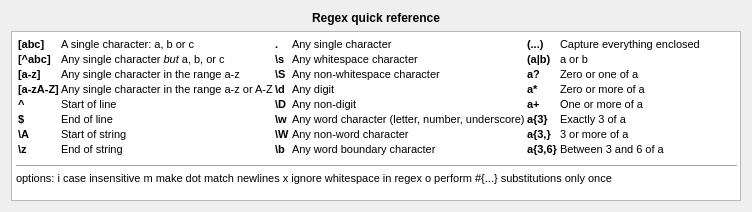
blurstudio/PrEditor, file blurdev/gui/widgets/pyularwidget/ui/regexrefdialog.ui: the form before one commit.
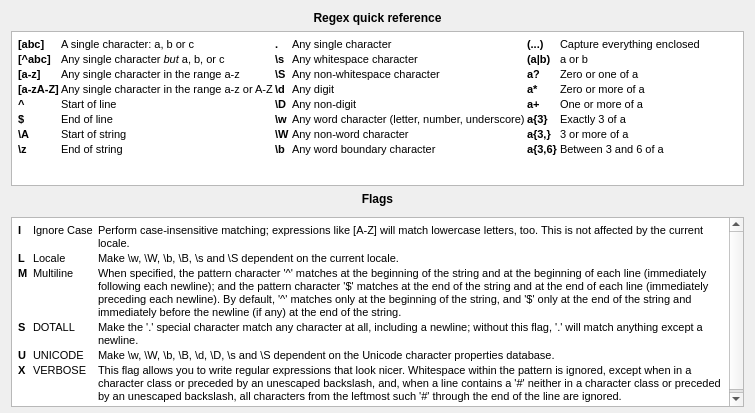
The form after the commit.

Commit message: Now supports much more of the python re module, including all match types, and flags for match types that support them. Supports python's groups functionality

```diff
--- a/blurdev/gui/widgets/pyularwidget/ui/regexrefdialog.ui
+++ b/blurdev/gui/widgets/pyularwidget/ui/regexrefdialog.ui
@@ -6,16 +6,28 @@
    <rect>
     <x>0</x>
     <y>0</y>
-    <width>752</width>
-    <height>212</height>
+    <width>755</width>
+    <height>407</height>
    </rect>
   </property>
   <property name="sizePolicy">
-   <sizepolicy hsizetype="Fixed" vsizetype="Fixed">
+   <sizepolicy hsizetype="Fixed" vsizetype="Maximum">
     <horstretch>0</horstretch>
     <verstretch>0</verstretch>
    </sizepolicy>
   </property>
+  <property name="minimumSize">
+   <size>
+    <width>755</width>
+    <height>0</height>
+   </size>
+  </property>
+  <property name="maximumSize">
+   <size>
+    <width>755</width>
+    <height>407</height>
+   </size>
+  </property>
   <property name="windowTitle">
    <string>Regex Ref Dialog</string>
   </property>
@@ -38,6 +50,24 @@
    </item>
    <item>
     <widget class="QTextEdit" name="uiReffTXT">
+     <property name="sizePolicy">
+      <sizepolicy hsizetype="Expanding" vsizetype="Maximum">
+       <horstretch>0</horstretch>
+       <verstretch>0</verstretch>
+      </sizepolicy>
+     </property>
+     <property name="minimumSize">
+      <size>
+       <width>0</width>
+       <height>155</height>
+      </size>
+     </property>
+     <property name="maximumSize">
+      <size>
+       <width>16777215</width>
+       <height>155</height>
+      </size>
+     </property>
      <property name="readOnly">
       <bool>true</bool>
      </property>
@@ -150,9 +180,97 @@
 &lt;td&gt;
 &lt;p style=&quot; margin-top:0px; margin-bottom:0px; margin-left:0px; margin-right:0px; -qt-block-indent:0; text-indent:0px;&quot;&gt;&lt;span style=&quot; font-family:'Courier New,courier'; font-size:8pt; font-weight:600;&quot;&gt;a{3,6}&lt;/span&gt;&lt;/p&gt;&lt;/td&gt;
 &lt;td&gt;
-&lt;p style=&quot; margin-top:0px; margin-bottom:0px; margin-left:0px; margin-right:0px; -qt-block-indent:0; text-indent:0px;&quot;&gt;&lt;span style=&quot; font-size:8pt;&quot;&gt;Between 3 and 6 of a&lt;/span&gt;&lt;/p&gt;&lt;/td&gt;&lt;/tr&gt;&lt;/table&gt;
-&lt;hr /&gt;
-&lt;p style=&quot; margin-top:0px; margin-bottom:0px; margin-left:0px; margin-right:0px; -qt-block-indent:0; text-indent:0px;&quot;&gt;&lt;span style=&quot; font-size:8pt;&quot;&gt;options: &lt;/span&gt;&lt;span style=&quot; font-family:'Courier New,courier'; font-size:8pt;&quot;&gt;i&lt;/span&gt;&lt;span style=&quot; font-size:8pt;&quot;&gt; case insensitive &lt;/span&gt;&lt;span style=&quot; font-family:'Courier New,courier'; font-size:8pt;&quot;&gt;m&lt;/span&gt;&lt;span style=&quot; font-size:8pt;&quot;&gt; make dot match newlines &lt;/span&gt;&lt;span style=&quot; font-family:'Courier New,courier'; font-size:8pt;&quot;&gt;x&lt;/span&gt;&lt;span style=&quot; font-size:8pt;&quot;&gt; ignore whitespace in regex &lt;/span&gt;&lt;span style=&quot; font-family:'Courier New,courier'; font-size:8pt;&quot;&gt;o&lt;/span&gt;&lt;span style=&quot; font-size:8pt;&quot;&gt; perform #{...} substitutions only once&lt;/span&gt;&lt;/p&gt;&lt;/body&gt;&lt;/html&gt;</string>
+&lt;p style=&quot; margin-top:0px; margin-bottom:0px; margin-left:0px; margin-right:0px; -qt-block-indent:0; text-indent:0px;&quot;&gt;&lt;span style=&quot; font-size:8pt;&quot;&gt;Between 3 and 6 of a&lt;/span&gt;&lt;/p&gt;&lt;/td&gt;&lt;/tr&gt;&lt;/table&gt;&lt;/body&gt;&lt;/html&gt;</string>
+     </property>
+    </widget>
+   </item>
+   <item>
+    <widget class="QLabel" name="label_2">
+     <property name="font">
+      <font>
+       <weight>75</weight>
+       <bold>true</bold>
+      </font>
+     </property>
+     <property name="text">
+      <string>Flags</string>
+     </property>
+     <property name="alignment">
+      <set>Qt::AlignCenter</set>
+     </property>
+    </widget>
+   </item>
+   <item>
+    <widget class="QTextEdit" name="uiReffTXT_2">
+     <property name="sizePolicy">
+      <sizepolicy hsizetype="Expanding" vsizetype="Expanding">
+       <horstretch>0</horstretch>
+       <verstretch>0</verstretch>
+      </sizepolicy>
+     </property>
+     <property name="minimumSize">
+      <size>
+       <width>0</width>
+       <height>190</height>
+      </size>
+     </property>
+     <property name="maximumSize">
+      <size>
+       <width>16777215</width>
+       <height>180</height>
+      </size>
+     </property>
+     <property name="readOnly">
+      <bool>true</bool>
+     </property>
+     <property name="html">
+      <string>&lt;!DOCTYPE HTML PUBLIC &quot;-//W3C//DTD HTML 4.0//EN&quot; &quot;http://www.w3.org/TR/REC-html40/strict.dtd&quot;&gt;
+&lt;html&gt;&lt;head&gt;&lt;meta name=&quot;qrichtext&quot; content=&quot;1&quot; /&gt;&lt;style type=&quot;text/css&quot;&gt;
+p, li { white-space: pre-wrap; }
+&lt;/style&gt;&lt;/head&gt;&lt;body style=&quot; font-family:'MS Shell Dlg 2'; font-size:8.25pt; font-weight:400; font-style:normal;&quot;&gt;
+&lt;table border=&quot;0&quot; style=&quot; margin-top:0px; margin-bottom:0px; margin-left:0px; margin-right:0px;&quot; cellspacing=&quot;2&quot; cellpadding=&quot;0&quot;&gt;
+&lt;tr&gt;
+&lt;td&gt;
+&lt;p style=&quot; margin-top:0px; margin-bottom:0px; margin-left:0px; margin-right:0px; -qt-block-indent:0; text-indent:0px;&quot;&gt;&lt;span style=&quot; font-size:8pt; font-weight:600;&quot;&gt;I &lt;/span&gt;&lt;/p&gt;&lt;/td&gt;
+&lt;td&gt;
+&lt;p style=&quot; margin-top:0px; margin-bottom:0px; margin-left:0px; margin-right:0px; -qt-block-indent:0; text-indent:0px;&quot;&gt;&lt;span style=&quot; font-size:8pt;&quot;&gt;Ignore Case &lt;/span&gt;&lt;/p&gt;&lt;/td&gt;
+&lt;td&gt;
+&lt;p style=&quot; margin-top:0px; margin-bottom:0px; margin-left:0px; margin-right:0px; -qt-block-indent:0; text-indent:0px;&quot;&gt;&lt;span style=&quot; font-size:8pt;&quot;&gt;Perform case-insensitive matching; expressions like [A-Z] will match lowercase letters, too. This is not affected by the current locale.&lt;/span&gt;&lt;/p&gt;&lt;/td&gt;&lt;/tr&gt;
+&lt;tr&gt;
+&lt;td&gt;
+&lt;p style=&quot; margin-top:0px; margin-bottom:0px; margin-left:0px; margin-right:0px; -qt-block-indent:0; text-indent:0px;&quot;&gt;&lt;span style=&quot; font-size:8pt; font-weight:600;&quot;&gt;L &lt;/span&gt;&lt;/p&gt;&lt;/td&gt;
+&lt;td&gt;
+&lt;p style=&quot; margin-top:0px; margin-bottom:0px; margin-left:0px; margin-right:0px; -qt-block-indent:0; text-indent:0px;&quot;&gt;&lt;span style=&quot; font-size:8pt;&quot;&gt;Locale&lt;/span&gt;&lt;/p&gt;&lt;/td&gt;
+&lt;td&gt;
+&lt;p style=&quot; margin-top:0px; margin-bottom:0px; margin-left:0px; margin-right:0px; -qt-block-indent:0; text-indent:0px;&quot;&gt;&lt;span style=&quot; font-size:8pt;&quot;&gt;Make \w, \W, \b, \B, \s and \S dependent on the current locale.&lt;/span&gt;&lt;/p&gt;&lt;/td&gt;&lt;/tr&gt;
+&lt;tr&gt;
+&lt;td&gt;
+&lt;p style=&quot; margin-top:0px; margin-bottom:0px; margin-left:0px; margin-right:0px; -qt-block-indent:0; text-indent:0px;&quot;&gt;&lt;span style=&quot; font-size:8pt; font-weight:600;&quot;&gt;M &lt;/span&gt;&lt;/p&gt;&lt;/td&gt;
+&lt;td&gt;
+&lt;p style=&quot; margin-top:0px; margin-bottom:0px; margin-left:0px; margin-right:0px; -qt-block-indent:0; text-indent:0px;&quot;&gt;&lt;span style=&quot; font-size:8pt;&quot;&gt;Multiline&lt;/span&gt;&lt;/p&gt;&lt;/td&gt;
+&lt;td&gt;
+&lt;p style=&quot; margin-top:0px; margin-bottom:0px; margin-left:0px; margin-right:0px; -qt-block-indent:0; text-indent:0px;&quot;&gt;&lt;span style=&quot; font-size:8pt;&quot;&gt;When specified, the pattern character '^' matches at the beginning of the string and at the beginning of each line (immediately following each newline); and the pattern character '$' matches at the end of the string and at the end of each line (immediately preceding each newline). By default, '^' matches only at the beginning of the string, and '$' only at the end of the string and immediately before the newline (if any) at the end of the string.&lt;/span&gt;&lt;/p&gt;&lt;/td&gt;&lt;/tr&gt;
+&lt;tr&gt;
+&lt;td&gt;
+&lt;p style=&quot; margin-top:0px; margin-bottom:0px; margin-left:0px; margin-right:0px; -qt-block-indent:0; text-indent:0px;&quot;&gt;&lt;span style=&quot; font-size:8pt; font-weight:600;&quot;&gt;S &lt;/span&gt;&lt;/p&gt;&lt;/td&gt;
+&lt;td&gt;
+&lt;p style=&quot; margin-top:0px; margin-bottom:0px; margin-left:0px; margin-right:0px; -qt-block-indent:0; text-indent:0px;&quot;&gt;&lt;span style=&quot; font-size:8pt;&quot;&gt;DOTALL&lt;/span&gt;&lt;/p&gt;&lt;/td&gt;
+&lt;td&gt;
+&lt;p style=&quot; margin-top:0px; margin-bottom:0px; margin-left:0px; margin-right:0px; -qt-block-indent:0; text-indent:0px;&quot;&gt;&lt;span style=&quot; font-size:8pt;&quot;&gt;Make the '.' special character match any character at all, including a newline; without this flag, '.' will match anything except a newline.&lt;/span&gt;&lt;/p&gt;&lt;/td&gt;&lt;/tr&gt;
+&lt;tr&gt;
+&lt;td&gt;
+&lt;p style=&quot; margin-top:0px; margin-bottom:0px; margin-left:0px; margin-right:0px; -qt-block-indent:0; text-indent:0px;&quot;&gt;&lt;span style=&quot; font-size:8pt; font-weight:600;&quot;&gt;U &lt;/span&gt;&lt;/p&gt;&lt;/td&gt;
+&lt;td&gt;
+&lt;p style=&quot; margin-top:0px; margin-bottom:0px; margin-left:0px; margin-right:0px; -qt-block-indent:0; text-indent:0px;&quot;&gt;&lt;span style=&quot; font-size:8pt;&quot;&gt;UNICODE&lt;/span&gt;&lt;/p&gt;&lt;/td&gt;
+&lt;td&gt;
+&lt;p style=&quot; margin-top:0px; margin-bottom:0px; margin-left:0px; margin-right:0px; -qt-block-indent:0; text-indent:0px;&quot;&gt;&lt;span style=&quot; font-size:8pt;&quot;&gt;Make \w, \W, \b, \B, \d, \D, \s and \S dependent on the Unicode character properties database.&lt;/span&gt;&lt;/p&gt;&lt;/td&gt;&lt;/tr&gt;
+&lt;tr&gt;
+&lt;td&gt;
+&lt;p style=&quot; margin-top:0px; margin-bottom:0px; margin-left:0px; margin-right:0px; -qt-block-indent:0; text-indent:0px;&quot;&gt;&lt;span style=&quot; font-size:8pt; font-weight:600;&quot;&gt;X &lt;/span&gt;&lt;/p&gt;&lt;/td&gt;
+&lt;td&gt;
+&lt;p style=&quot; margin-top:0px; margin-bottom:0px; margin-left:0px; margin-right:0px; -qt-block-indent:0; text-indent:0px;&quot;&gt;&lt;span style=&quot; font-size:8pt;&quot;&gt;VERBOSE&lt;/span&gt;&lt;/p&gt;&lt;/td&gt;
+&lt;td&gt;
+&lt;p style=&quot; margin-top:0px; margin-bottom:0px; margin-left:0px; margin-right:0px; -qt-block-indent:0; text-indent:0px;&quot;&gt;&lt;span style=&quot; font-size:8pt;&quot;&gt;This flag allows you to write regular expressions that look nicer. Whitespace within the pattern is ignored, except when in a character class or preceded by an unescaped backslash, and, when a line contains a '#' neither in a character class or preceded by an unescaped backslash, all characters from the leftmost such '#' through the end of the line are ignored.&lt;/span&gt;&lt;/p&gt;&lt;/td&gt;&lt;/tr&gt;&lt;/table&gt;&lt;/body&gt;&lt;/html&gt;</string>
      </property>
     </widget>
    </item>
```
The commit also changes 3 other files.
